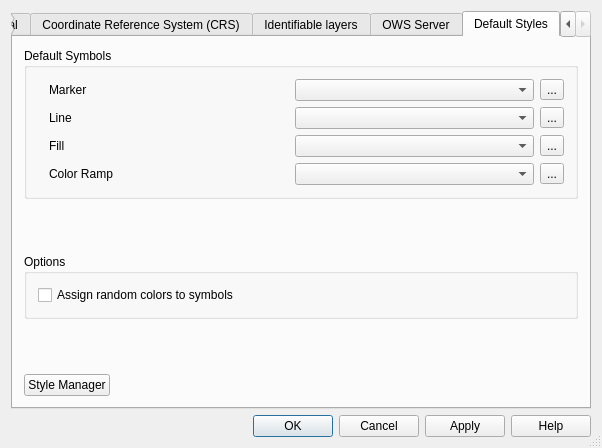
First picture: the form in src/ui/qgsprojectpropertiesbase.ui, repository kadas-albireo/kadas-albireo, before the edit.
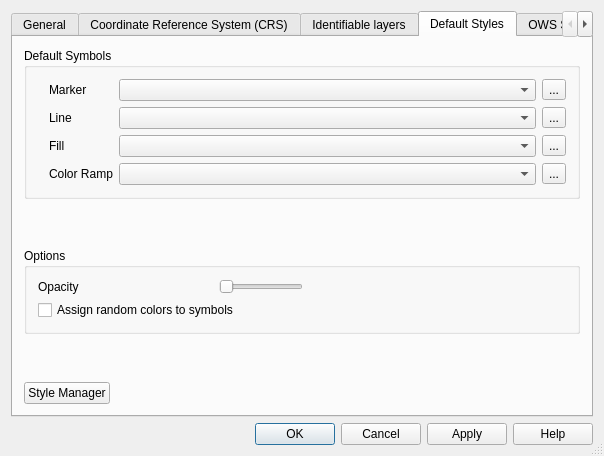
Second picture: the form after the edit. The open tabs and pages were chosen to show the change. Icons and pictures are not drawn. Custom widgets are drawn as their Qt base class.

Commit message: add transparency slider ; ui tweaks

```diff
--- a/src/ui/qgsprojectpropertiesbase.ui
+++ b/src/ui/qgsprojectpropertiesbase.ui
@@ -6,8 +6,8 @@
    <rect>
     <x>0</x>
     <y>0</y>
-    <width>602</width>
-    <height>448</height>
+    <width>604</width>
+    <height>456</height>
    </rect>
   </property>
   <property name="windowTitle">
@@ -363,6 +363,322 @@
        </item>
       </layout>
      </widget>
+     <widget class="QWidget" name="tab">
+      <attribute name="icon">
+       <iconset resource="../../images/images.qrc">
+        <normaloff>:/images/themes/default/propertyicons/symbology.png</normaloff>:/images/themes/default/propertyicons/symbology.png</iconset>
+      </attribute>
+      <attribute name="title">
+       <string>Default Styles</string>
+      </attribute>
+      <layout class="QGridLayout" name="vgridLayout_10">
+       <item row="0" column="0">
+        <widget class="QGroupBox" name="groupBox">
+         <property name="title">
+          <string>Default Symbols</string>
+         </property>
+         <layout class="QGridLayout" name="gridLayout_9">
+          <property name="leftMargin">
+           <number>9</number>
+          </property>
+          <item row="0" column="0">
+           <widget class="QLabel" name="pixStyleMarker">
+            <property name="sizePolicy">
+             <sizepolicy hsizetype="Fixed" vsizetype="Preferred">
+              <horstretch>0</horstretch>
+              <verstretch>0</verstretch>
+             </sizepolicy>
+            </property>
+            <property name="text">
+             <string/>
+            </property>
+            <property name="pixmap">
+             <pixmap resource="../../images/images.qrc">:/images/themes/default/styleicons/style-point.png</pixmap>
+            </property>
+           </widget>
+          </item>
+          <item row="0" column="2">
+           <widget class="QLabel" name="lblStyleMarker">
+            <property name="text">
+             <string>Marker</string>
+            </property>
+            <property name="margin">
+             <number>5</number>
+            </property>
+           </widget>
+          </item>
+          <item row="0" column="4">
+           <widget class="QComboBox" name="cboStyleMarker">
+            <property name="sizePolicy">
+             <sizepolicy hsizetype="Expanding" vsizetype="Fixed">
+              <horstretch>0</horstretch>
+              <verstretch>0</verstretch>
+             </sizepolicy>
+            </property>
+            <property name="sizeAdjustPolicy">
+             <enum>QComboBox::AdjustToMinimumContentsLength</enum>
+            </property>
+           </widget>
+          </item>
+          <item row="0" column="5">
+           <widget class="QToolButton" name="pbtnStyleMarker">
+            <property name="text">
+             <string>...</string>
+            </property>
+            <property name="icon">
+             <iconset resource="../../images/images.qrc">
+              <normaloff>:/images/themes/default/symbologyEdit.png</normaloff>:/images/themes/default/symbologyEdit.png</iconset>
+            </property>
+           </widget>
+          </item>
+          <item row="1" column="0">
+           <widget class="QLabel" name="pixStyleLine">
+            <property name="sizePolicy">
+             <sizepolicy hsizetype="Fixed" vsizetype="Preferred">
+              <horstretch>0</horstretch>
+              <verstretch>0</verstretch>
+             </sizepolicy>
+            </property>
+            <property name="text">
+             <string/>
+            </property>
+            <property name="pixmap">
+             <pixmap resource="../../images/images.qrc">:/images/themes/default/styleicons/style-line.png</pixmap>
+            </property>
+           </widget>
+          </item>
+          <item row="1" column="2">
+           <widget class="QLabel" name="lblStyleLine">
+            <property name="text">
+             <string>Line</string>
+            </property>
+            <property name="margin">
+             <number>5</number>
+            </property>
+           </widget>
+          </item>
+          <item row="1" column="4">
+           <widget class="QComboBox" name="cboStyleLine">
+            <property name="sizePolicy">
+             <sizepolicy hsizetype="Expanding" vsizetype="Fixed">
+              <horstretch>0</horstretch>
+              <verstretch>0</verstretch>
+             </sizepolicy>
+            </property>
+            <property name="sizeAdjustPolicy">
+             <enum>QComboBox::AdjustToMinimumContentsLength</enum>
+            </property>
+           </widget>
+          </item>
+          <item row="1" column="5">
+           <widget class="QToolButton" name="pbtnStyleLine">
+            <property name="text">
+             <string>...</string>
+            </property>
+            <property name="icon">
+             <iconset resource="../../images/images.qrc">
+              <normaloff>:/images/themes/default/symbologyEdit.png</normaloff>:/images/themes/default/symbologyEdit.png</iconset>
+            </property>
+           </widget>
+          </item>
+          <item row="2" column="0">
+           <widget class="QLabel" name="pixStyleFill">
+            <property name="sizePolicy">
+             <sizepolicy hsizetype="Fixed" vsizetype="Preferred">
+              <horstretch>0</horstretch>
+              <verstretch>0</verstretch>
+             </sizepolicy>
+            </property>
+            <property name="text">
+             <string/>
+            </property>
+            <property name="pixmap">
+             <pixmap resource="../../images/images.qrc">:/images/themes/default/styleicons/style-polygon.png</pixmap>
+            </property>
+           </widget>
+          </item>
+          <item row="2" column="2">
+           <widget class="QLabel" name="lblStyleFill">
+            <property name="text">
+             <string>Fill</string>
+            </property>
+            <property name="margin">
+             <number>5</number>
+            </property>
+           </widget>
+          </item>
+          <item row="2" column="4">
+           <widget class="QComboBox" name="cboStyleFill">
+            <property name="sizePolicy">
+             <sizepolicy hsizetype="Expanding" vsizetype="Fixed">
+              <horstretch>0</horstretch>
+              <verstretch>0</verstretch>
+             </sizepolicy>
+            </property>
+            <property name="sizeAdjustPolicy">
+             <enum>QComboBox::AdjustToMinimumContentsLength</enum>
+            </property>
+           </widget>
+          </item>
+          <item row="2" column="5">
+           <widget class="QToolButton" name="pbtnStyleFill">
+            <property name="text">
+             <string>...</string>
+            </property>
+            <property name="icon">
+             <iconset resource="../../images/images.qrc">
+              <normaloff>:/images/themes/default/symbologyEdit.png</normaloff>:/images/themes/default/symbologyEdit.png</iconset>
+            </property>
+           </widget>
+          </item>
+          <item row="3" column="0">
+           <widget class="QLabel" name="label_14">
+            <property name="sizePolicy">
+             <sizepolicy hsizetype="Fixed" vsizetype="Preferred">
+              <horstretch>0</horstretch>
+              <verstretch>0</verstretch>
+             </sizepolicy>
+            </property>
+            <property name="text">
+             <string/>
+            </property>
+            <property name="pixmap">
+             <pixmap resource="../../images/images.qrc">:/images/themes/default/styleicons/color.png</pixmap>
+            </property>
+           </widget>
+          </item>
+          <item row="3" column="2">
+           <widget class="QLabel" name="lblStyleColorRamp">
+            <property name="text">
+             <string>Color Ramp</string>
+            </property>
+            <property name="margin">
+             <number>5</number>
+            </property>
+           </widget>
+          </item>
+          <item row="3" column="4">
+           <widget class="QComboBox" name="cboStyleColorRamp">
+            <property name="sizePolicy">
+             <sizepolicy hsizetype="Expanding" vsizetype="Fixed">
+              <horstretch>0</horstretch>
+              <verstretch>0</verstretch>
+             </sizepolicy>
+            </property>
+            <property name="sizeAdjustPolicy">
+             <enum>QComboBox::AdjustToMinimumContentsLength</enum>
+            </property>
+           </widget>
+          </item>
+          <item row="3" column="5">
+           <widget class="QToolButton" name="pbtnStyleColorRamp">
+            <property name="text">
+             <string>...</string>
+            </property>
+            <property name="icon">
+             <iconset resource="../../images/images.qrc">
+              <normaloff>:/images/themes/default/symbologyEdit.png</normaloff>:/images/themes/default/symbologyEdit.png</iconset>
+            </property>
+           </widget>
+          </item>
+         </layout>
+        </widget>
+       </item>
+       <item row="9" column="0">
+        <layout class="QHBoxLayout" name="horizontalLayout_3">
+         <item>
+          <widget class="QPushButton" name="pbtnStyleManager">
+           <property name="text">
+            <string>Style Manager</string>
+           </property>
+          </widget>
+         </item>
+         <item>
+          <spacer name="horizontalSpacer">
+           <property name="orientation">
+            <enum>Qt::Horizontal</enum>
+           </property>
+           <property name="sizeHint" stdset="0">
+            <size>
+             <width>40</width>
+             <height>20</height>
+            </size>
+           </property>
+          </spacer>
+         </item>
+        </layout>
+       </item>
+       <item row="1" column="0">
+        <spacer name="verticalSpacer_3">
+         <property name="orientation">
+          <enum>Qt::Vertical</enum>
+         </property>
+         <property name="sizeHint" stdset="0">
+          <size>
+           <width>20</width>
+           <height>40</height>
+          </size>
+         </property>
+        </spacer>
+       </item>
+       <item row="3" column="0">
+        <spacer name="verticalSpacer_4">
+         <property name="orientation">
+          <enum>Qt::Vertical</enum>
+         </property>
+         <property name="sizeHint" stdset="0">
+          <size>
+           <width>20</width>
+           <height>40</height>
+          </size>
+         </property>
+        </spacer>
+       </item>
+       <item row="2" column="0">
+        <widget class="QGroupBox" name="groupBox_2">
+         <property name="title">
+          <string>Options</string>
+         </property>
+         <layout class="QGridLayout" name="gridLayout_7">
+          <item row="3" column="0" colspan="4">
+           <widget class="QCheckBox" name="cbxStyleRandomColors">
+            <property name="text">
+             <string>Assign random colors to symbols</string>
+            </property>
+           </widget>
+          </item>
+          <item row="0" column="0">
+           <layout class="QGridLayout" name="gridLayout_12" columnstretch="0,0" columnminimumwidth="175,0">
+            <item row="0" column="1">
+             <widget class="QSlider" name="mTransparencySlider">
+              <property name="sizePolicy">
+               <sizepolicy hsizetype="Preferred" vsizetype="Fixed">
+                <horstretch>0</horstretch>
+                <verstretch>0</verstretch>
+               </sizepolicy>
+              </property>
+              <property name="maximum">
+               <number>255</number>
+              </property>
+              <property name="orientation">
+               <enum>Qt::Horizontal</enum>
+              </property>
+             </widget>
+            </item>
+            <item row="0" column="0">
+             <widget class="QLabel" name="mTransparencyLabel">
+              <property name="text">
+               <string>Opacity</string>
+              </property>
+             </widget>
+            </item>
+           </layout>
+          </item>
+         </layout>
+        </widget>
+       </item>
+      </layout>
+     </widget>
      <widget class="QWidget" name="tab4">
       <attribute name="title">
        <string>OWS Server</string>
@@ -694,251 +1010,6 @@
        </item>
       </layout>
      </widget>
-     <widget class="QWidget" name="tab">
-      <attribute name="title">
-       <string>Default Styles</string>
-      </attribute>
-      <layout class="QGridLayout" name="vgridLayout_10">
-       <item row="0" column="0">
-        <widget class="QGroupBox" name="groupBox">
-         <property name="title">
-          <string>Default Symbols</string>
-         </property>
-         <layout class="QGridLayout" name="gridLayout_9">
-          <property name="leftMargin">
-           <number>9</number>
-          </property>
-          <item row="0" column="0">
-           <widget class="QLabel" name="pixStyleMarker">
-            <property name="sizePolicy">
-             <sizepolicy hsizetype="Fixed" vsizetype="Preferred">
-              <horstretch>0</horstretch>
-              <verstretch>0</verstretch>
-             </sizepolicy>
-            </property>
-            <property name="text">
-             <string/>
-            </property>
-            <property name="pixmap">
-             <pixmap resource="../../images/images.qrc">:/images/themes/default/styleicons/style-point.png</pixmap>
-            </property>
-           </widget>
-          </item>
-          <item row="0" column="2">
-           <widget class="QLabel" name="lblStyleMarker">
-            <property name="text">
-             <string>Marker</string>
-            </property>
-            <property name="margin">
-             <number>5</number>
-            </property>
-           </widget>
-          </item>
-          <item row="0" column="4">
-           <widget class="QComboBox" name="cboStyleMarker"/>
-          </item>
-          <item row="0" column="5">
-           <widget class="QToolButton" name="pbtnStyleMarker">
-            <property name="text">
-             <string>...</string>
-            </property>
-            <property name="icon">
-             <iconset resource="../../images/images.qrc">
-              <normaloff>:/images/themes/default/symbologyEdit.png</normaloff>:/images/themes/default/symbologyEdit.png</iconset>
-            </property>
-           </widget>
-          </item>
-          <item row="1" column="0">
-           <widget class="QLabel" name="pixStyleLine">
-            <property name="sizePolicy">
-             <sizepolicy hsizetype="Fixed" vsizetype="Preferred">
-              <horstretch>0</horstretch>
-              <verstretch>0</verstretch>
-             </sizepolicy>
-            </property>
-            <property name="text">
-             <string/>
-            </property>
-            <property name="pixmap">
-             <pixmap resource="../../images/images.qrc">:/images/themes/default/styleicons/style-line.png</pixmap>
-            </property>
-           </widget>
-          </item>
-          <item row="1" column="2">
-           <widget class="QLabel" name="lblStyleLine">
-            <property name="text">
-             <string>Line</string>
-            </property>
-            <property name="margin">
-             <number>5</number>
-            </property>
-           </widget>
-          </item>
-          <item row="1" column="4">
-           <widget class="QComboBox" name="cboStyleLine"/>
-          </item>
-          <item row="1" column="5">
-           <widget class="QToolButton" name="pbtnStyleLine">
-            <property name="text">
-             <string>...</string>
-            </property>
-            <property name="icon">
-             <iconset resource="../../images/images.qrc">
-              <normaloff>:/images/themes/default/symbologyEdit.png</normaloff>:/images/themes/default/symbologyEdit.png</iconset>
-            </property>
-           </widget>
-          </item>
-          <item row="2" column="0">
-           <widget class="QLabel" name="pixStyleFill">
-            <property name="sizePolicy">
-             <sizepolicy hsizetype="Fixed" vsizetype="Preferred">
-              <horstretch>0</horstretch>
-              <verstretch>0</verstretch>
-             </sizepolicy>
-            </property>
-            <property name="text">
-             <string/>
-            </property>
-            <property name="pixmap">
-             <pixmap resource="../../images/images.qrc">:/images/themes/default/styleicons/style-polygon.png</pixmap>
-            </property>
-           </widget>
-          </item>
-          <item row="2" column="2">
-           <widget class="QLabel" name="lblStyleFill">
-            <property name="text">
-             <string>Fill</string>
-            </property>
-            <property name="margin">
-             <number>5</number>
-            </property>
-           </widget>
-          </item>
-          <item row="2" column="4">
-           <widget class="QComboBox" name="cboStyleFill"/>
-          </item>
-          <item row="2" column="5">
-           <widget class="QToolButton" name="pbtnStyleFill">
-            <property name="text">
-             <string>...</string>
-            </property>
-            <property name="icon">
-             <iconset resource="../../images/images.qrc">
-              <normaloff>:/images/themes/default/symbologyEdit.png</normaloff>:/images/themes/default/symbologyEdit.png</iconset>
-            </property>
-           </widget>
-          </item>
-          <item row="3" column="0">
-           <widget class="QLabel" name="label_14">
-            <property name="sizePolicy">
-             <sizepolicy hsizetype="Fixed" vsizetype="Preferred">
-              <horstretch>0</horstretch>
-              <verstretch>0</verstretch>
-             </sizepolicy>
-            </property>
-            <property name="text">
-             <string/>
-            </property>
-            <property name="pixmap">
-             <pixmap resource="../../images/images.qrc">:/images/themes/default/styleicons/color.png</pixmap>
-            </property>
-           </widget>
-          </item>
-          <item row="3" column="2">
-           <widget class="QLabel" name="lblStyleColorRamp">
-            <property name="text">
-             <string>Color Ramp</string>
-            </property>
-            <property name="margin">
-             <number>5</number>
-            </property>
-           </widget>
-          </item>
-          <item row="3" column="4">
-           <widget class="QComboBox" name="cboStyleColorRamp"/>
-          </item>
-          <item row="3" column="5">
-           <widget class="QToolButton" name="pbtnStyleColorRamp">
-            <property name="text">
-             <string>...</string>
-            </property>
-            <property name="icon">
-             <iconset resource="../../images/images.qrc">
-              <normaloff>:/images/themes/default/symbologyEdit.png</normaloff>:/images/themes/default/symbologyEdit.png</iconset>
-            </property>
-           </widget>
-          </item>
-         </layout>
-        </widget>
-       </item>
-       <item row="9" column="0">
-        <layout class="QHBoxLayout" name="horizontalLayout_3">
-         <item>
-          <widget class="QPushButton" name="pbtnStyleManager">
-           <property name="text">
-            <string>Style Manager</string>
-           </property>
-          </widget>
-         </item>
-         <item>
-          <spacer name="horizontalSpacer">
-           <property name="orientation">
-            <enum>Qt::Horizontal</enum>
-           </property>
-           <property name="sizeHint" stdset="0">
-            <size>
-             <width>40</width>
-             <height>20</height>
-            </size>
-           </property>
-          </spacer>
-         </item>
-        </layout>
-       </item>
-       <item row="2" column="0">
-        <widget class="QGroupBox" name="groupBox_2">
-         <property name="title">
-          <string>Options</string>
-         </property>
-         <layout class="QGridLayout" name="gridLayout_7">
-          <item row="4" column="0" colspan="4">
-           <widget class="QCheckBox" name="cbxStyleRandomColors">
-            <property name="text">
-             <string>Assign random colors to symbols</string>
-            </property>
-           </widget>
-          </item>
-         </layout>
-        </widget>
-       </item>
-       <item row="1" column="0">
-        <spacer name="verticalSpacer_3">
-         <property name="orientation">
-          <enum>Qt::Vertical</enum>
-         </property>
-         <property name="sizeHint" stdset="0">
-          <size>
-           <width>20</width>
-           <height>40</height>
-          </size>
-         </property>
-        </spacer>
-       </item>
-       <item row="3" column="0">
-        <spacer name="verticalSpacer_4">
-         <property name="orientation">
-          <enum>Qt::Vertical</enum>
-         </property>
-         <property name="sizeHint" stdset="0">
-          <size>
-           <width>20</width>
-           <height>40</height>
-          </size>
-         </property>
-        </spacer>
-       </item>
-      </layout>
-     </widget>
     </widget>
    </item>
   </layout>
```
Left out of the diff: 2 changed lines with no effect on the pictures. The commit also changes 3 other files.
